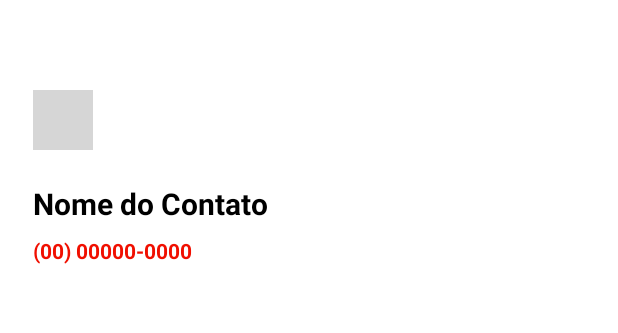
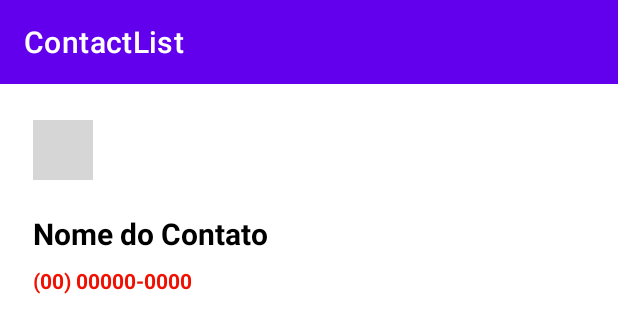
Before and after one commit to MarcinhoFIVE/ContactList, an Android app: the layout contact_detail.xml on its own in the app's theme, with its tools: preview values and no code run, on a phone screen of 412 x 824 dp. Shown: the top 333 px of the screen. Run offline under Robolectric (Android 15) with nearby library versions, the phone set to English and light mode, and no system bars; grey boxes are pictures that could not be loaded.

Commit message:
Contact Detail Toolbar & Return

```diff
--- a/app/src/main/java/br/mdan/contactlist/Contact.kt
+++ b/app/src/main/java/br/mdan/contactlist/Contact.kt
@@ -1,7 +1,11 @@
 package br.mdan.contactlist
 
+import android.os.Parcelable
+import kotlinx.android.parcel.Parcelize
+
+@Parcelize
 data class Contact (
     var name: String,
     var phone: String,
     var photograph: String
-)
+) : Parcelable
--- a/app/src/main/java/br/mdan/contactlist/MainActivity.kt
+++ b/app/src/main/java/br/mdan/contactlist/MainActivity.kt
@@ -13,6 +13,7 @@ import androidx.appcompat.widget.Toolbar
 import androidx.drawerlayout.widget.DrawerLayout
 import androidx.recyclerview.widget.LinearLayoutManager
 import androidx.recyclerview.widget.RecyclerView
+import br.mdan.contactlist.DetailActivity.Companion.EXTRA_CONTACT
 
 class MainActivity : AppCompatActivity(), ClickItemContactListener {
     private val rvLista: RecyclerView by lazy {
@@ -32,6 +33,7 @@ class MainActivity : AppCompatActivity(), ClickItemContactListener {
 
     private fun initDrawer() {
         val drawerLayout = findViewById<View>(R.id.drawLayout) as DrawerLayout
+
         val toolbar = findViewById<Toolbar>(R.id.toolbar)
         setSupportActionBar(toolbar)
 
@@ -88,6 +90,7 @@ class MainActivity : AppCompatActivity(), ClickItemContactListener {
 
     override fun clickItemContact(contact: Contact) {
         val intent = Intent(this, DetailActivity::class.java)
+        intent.putExtra(EXTRA_CONTACT, contact)
         startActivity(intent)
     }
 }
--- a/app/src/main/res/layout/contact_detail.xml
+++ b/app/src/main/res/layout/contact_detail.xml
@@ -5,11 +5,22 @@
     xmlns:app="http://schemas.android.com/apk/res-auto"
     xmlns:tools="http://schemas.android.com/tools" >
 
+    <androidx.appcompat.widget.Toolbar
+        android:id="@+id/toolbar"
+        android:layout_width="match_parent"
+        android:layout_height="?attr/actionBarSize"
+        android:background="?attr/colorPrimary"
+        app:title="@string/app_name"
+        app:theme="@style/ThemeOverlay.AppCompat.Dark.ActionBar"
+        app:layout_constraintTop_toTopOf="parent"
+        app:layout_constraintStart_toStartOf="parent"
+        app:layout_constraintEnd_toEndOf="parent" />
+
     <ImageView
         android:id="@+id/ivPhoto"
         android:layout_width="40dp"
         android:layout_height="40dp"
-        android:layout_marginTop="60dp"
+        android:layout_marginTop="80dp"
         android:layout_marginLeft="22dp"
         android:contentDescription="@string/foto_do_contato"
         app:layout_constraintStart_toStartOf="parent"
```
Also changed, not shown: app/src/main/java/br/mdan/contactlist/DetailActivity.kt (+33 -0 lines).
